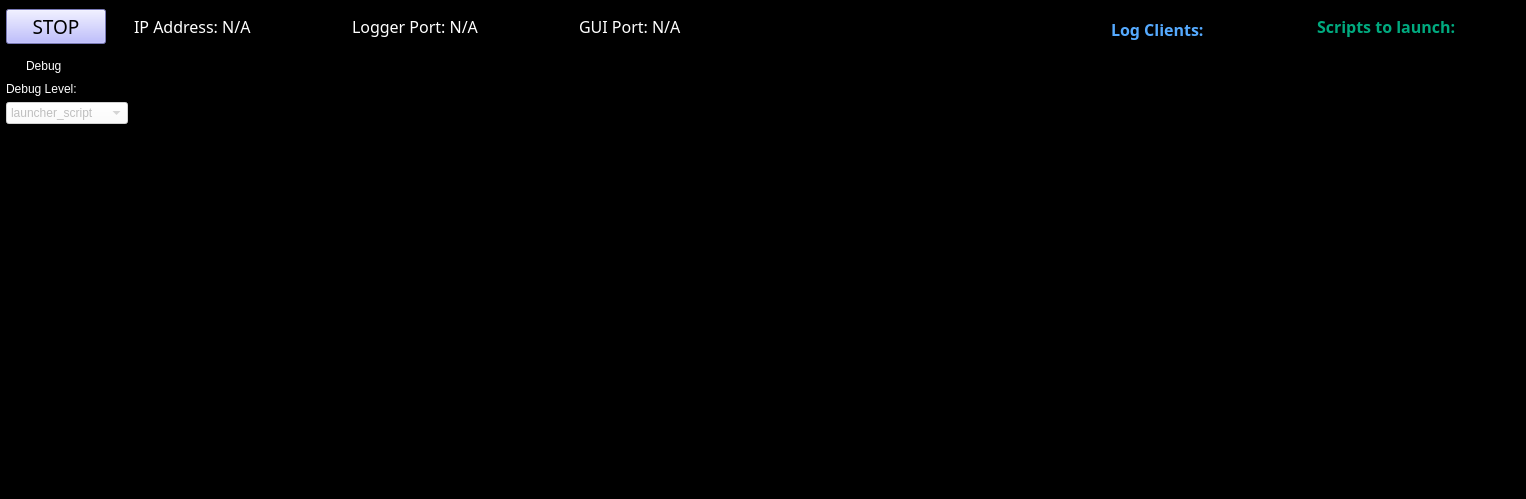
Above: pylabnet/gui/pyqt/gui_templates/logger_remote.ui from lukingroup/pylabnet before the change. Below: the same form after it.
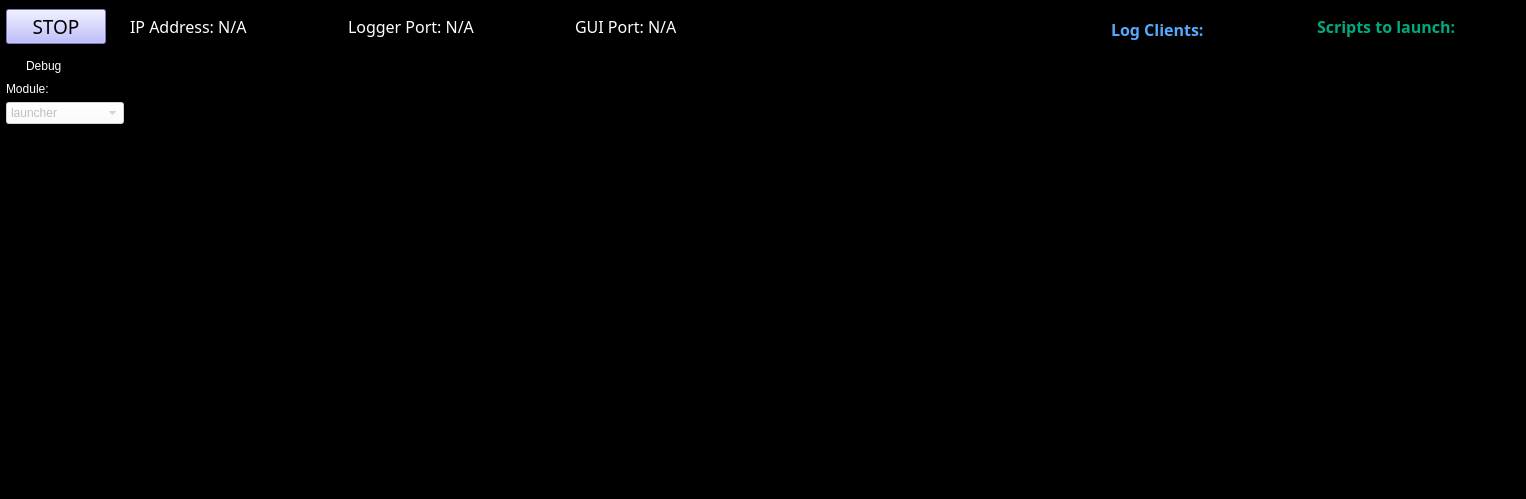
That is the form after the change.

```diff
--- a/pylabnet/gui/pyqt/gui_templates/logger_remote.ui
+++ b/pylabnet/gui/pyqt/gui_templates/logger_remote.ui
@@ -298,21 +298,21 @@
        <string notr="true">background-color: rgb(255, 255, 255)</string>
       </property>
       <property name="currentText">
-       <string>launcher_script</string>
+       <string>launcher</string>
       </property>
       <item>
        <property name="text">
-        <string>launcher_script</string>
+        <string>launcher</string>
        </property>
       </item>
       <item>
        <property name="text">
-        <string>launched_server</string>
+        <string>pylabnet_gui</string>
        </property>
       </item>
       <item>
        <property name="text">
-        <string>launched_gui</string>
+        <string>pylabnet_server</string>
        </property>
       </item>
      </widget>
@@ -329,7 +329,7 @@
        <string notr="true">color: rgb(255, 255, 255);</string>
       </property>
       <property name="text">
-       <string>Debug Level:</string>
+       <string>Module:</string>
       </property>
      </widget>
     </item>
```
